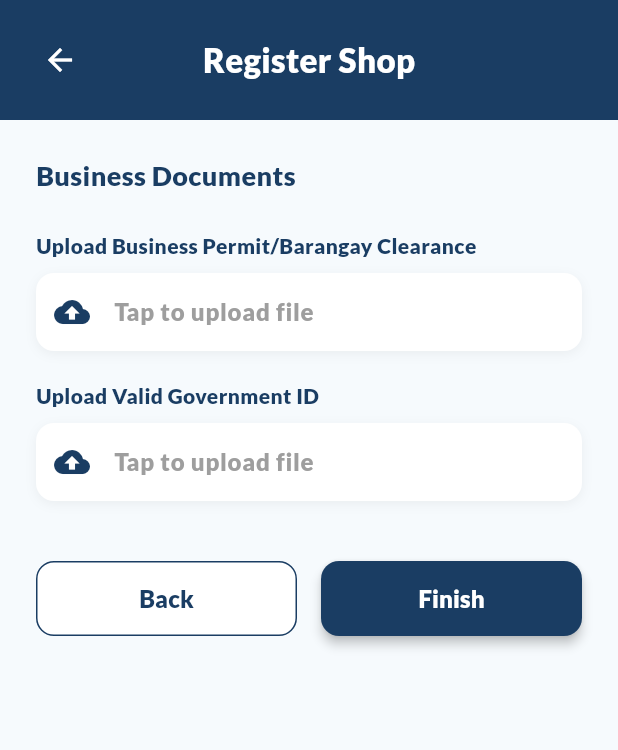
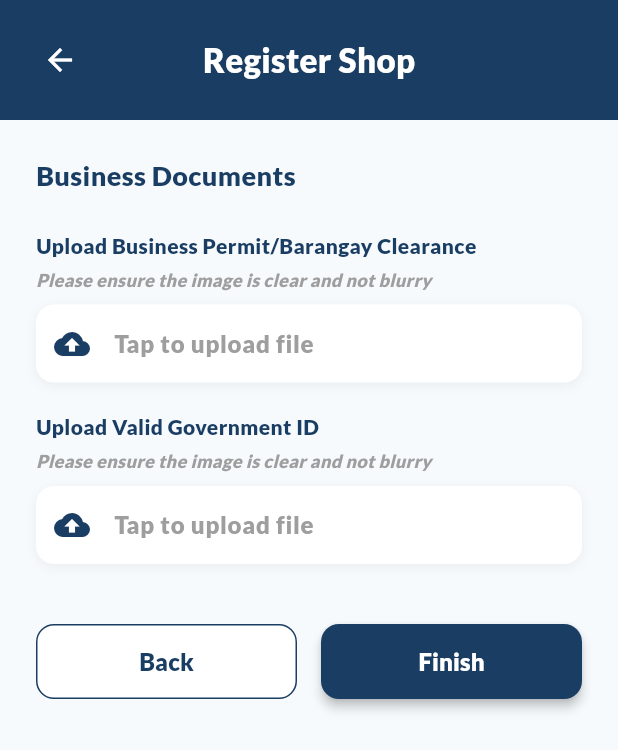
Before and after one commit to kurt-arpilleda/CARE, a Flutter app: the RegisterShopBusinessDocu screen opened directly, on a phone screen of 412 x 824 dp. Shown: the top 750 px of the screen. Run offline on Flutter 3.47's test engine with Material 3 defaults, Android fonts, the light colour scheme and no system bars; our stand-ins replace connectivity_plus, flutter_secure_storage, fluttertoast, google_sign_in, image_picker, open_file and 4 more; accounts and stored records are empty.

Commit message:
Seek First the Kingdom of God

```diff
--- a/lib/drawer/shop/registerShop_businessDocu.dart
+++ b/lib/drawer/shop/registerShop_businessDocu.dart
@@ -217,6 +217,15 @@ class _RegisterShopBusinessDocuState extends State<RegisterShopBusinessDocu> {
                         color: Color(0xFF1A3D63),
                       ),
                     ),
+                    const SizedBox(height: 4),
+                    const Text(
+                      'Please ensure the image is clear and not blurry',
+                      style: TextStyle(
+                        fontSize: 12,
+                        color: Colors.grey,
+                        fontStyle: FontStyle.italic,
+                      ),
+                    ),
                     const SizedBox(height: 8),
                     GestureDetector(
                       onTap: () => _showUploadOptions('business'),
@@ -239,6 +248,15 @@ class _RegisterShopBusinessDocuState extends State<RegisterShopBusinessDocu> {
                         fontSize: 14,
                         fontWeight: FontWeight.w500,
                         color: Color(0xFF1A3D63),
+                      ),
+                    ),
+                    const SizedBox(height: 4),
+                    const Text(
+                      'Please ensure the image is clear and not blurry',
+                      style: TextStyle(
+                        fontSize: 12,
+                        color: Colors.grey,
+                        fontStyle: FontStyle.italic,
                       ),
                     ),
                     const SizedBox(height: 8),
```
